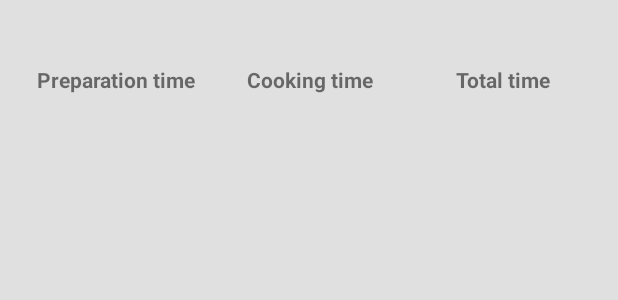
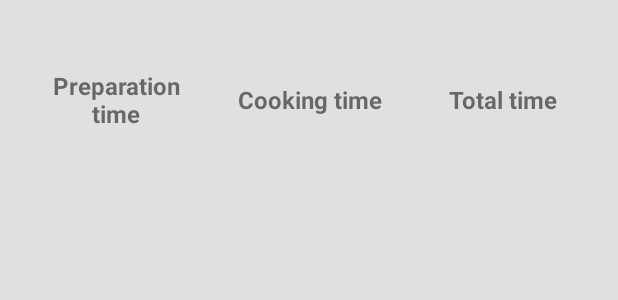
Before and after one commit to timbze/nextcloud-cookbook-android, an Android app: the layout tab_infos.xml on its own in the app's theme, with its tools: preview values and no code run, on a phone screen of 412 x 824 dp. Shown: the top 300 px of the screen. Run offline under Robolectric (Android 15) with nearby library versions, the phone set to English and light mode, and no system bars.

Commit message:
Bigger textsize in detail view

```diff
--- a/app/src/main/res/layout/instructions_item.xml
+++ b/app/src/main/res/layout/instructions_item.xml
@@ -19,7 +19,8 @@
             android:layout_height="wrap_content"
             android:text="@string/instructions_list_symbol"
             android:textAlignment="center"
-            android:textSize="18sp"
+            android:textSize="@dimen/tab_ingredients_text_size"
+            android:textStyle="bold"
             app:layout_constraintBaseline_toBaselineOf="@id/instructionsItemText"
             app:layout_constraintBottom_toBottomOf="parent"
             app:layout_constraintStart_toStartOf="parent"
@@ -32,7 +33,7 @@
             android:layout_gravity="start"
             android:layout_marginStart="16dp"
             android:text="@{instruction}"
-            android:textSize="16sp"
+            android:textSize="@dimen/tab_ingredients_text_size"
             app:layout_constraintBottom_toBottomOf="parent"
             app:layout_constraintEnd_toEndOf="parent"
             app:layout_constraintStart_toEndOf="@+id/instructionsListSymbol"
--- a/app/src/main/res/layout/tab_infos.xml
+++ b/app/src/main/res/layout/tab_infos.xml
@@ -22,6 +22,7 @@
             android:layout_marginStart="16dp"
             android:layout_marginTop="16dp"
             android:layout_marginEnd="16dp"
+            android:textSize="@dimen/tab_info_text_size"
             app:layout_constraintEnd_toEndOf="parent"
             app:layout_constraintHorizontal_bias="0.0"
             app:layout_constraintStart_toStartOf="parent"
@@ -51,6 +52,7 @@
                android:layout_weight="1"
                android:text="@string/tooltip_prep_time"
                android:textAlignment="center"
+               android:textSize="@dimen/tab_info_text_size"
                android:textStyle="bold" />
 
          <TextView
@@ -62,6 +64,7 @@
                android:layout_weight="1"
                android:text="@string/tooltip_cook_time"
                android:textAlignment="center"
+               android:textSize="@dimen/tab_info_text_size"
                android:textStyle="bold" />
 
          <TextView
@@ -72,6 +75,7 @@
                android:layout_weight="1"
                android:text="@string/tooltip_total_time"
                android:textAlignment="center"
+               android:textSize="@dimen/tab_info_text_size"
                android:textStyle="bold" />
       </LinearLayout>
 
@@ -96,6 +100,7 @@
                android:layout_marginEnd="8dp"
                android:layout_weight="1"
                android:textAlignment="center"
+               android:textSize="@dimen/tab_info_text_size"
                app:recipePrepTime="@{recipe}" />
 
          <TextView
@@ -106,6 +111,7 @@
                android:layout_marginEnd="8dp"
                android:layout_weight="1"
                android:textAlignment="center"
+               android:textSize="@dimen/tab_info_text_size"
                app:recipeCookTime="@{recipe}" />
 
          <TextView
@@ -115,6 +121,7 @@
                android:layout_marginEnd="1dp"
                android:layout_weight="1"
                android:textAlignment="center"
+               android:textSize="@dimen/tab_info_text_size"
                app:recipeTotalTime="@{recipe}" />
       </LinearLayout>
    </androidx.constraintlayout.widget.ConstraintLayout>
--- /dev/null
+++ b/app/src/main/res/values/dimens.xml
@@ -0,0 +1,6 @@
+<?xml version="1.0" encoding="utf-8"?>
+<resources>
+   <dimen name="tab_info_text_size">16sp</dimen>
+   <dimen name="tab_ingredients_text_size">18sp</dimen>
+   <dimen name="tab_instructions_text_size">18sp</dimen>
+</resources>
```
Also changed, not shown: app/src/main/res/layout/ingredients_item.xml (+5 -4 lines).
